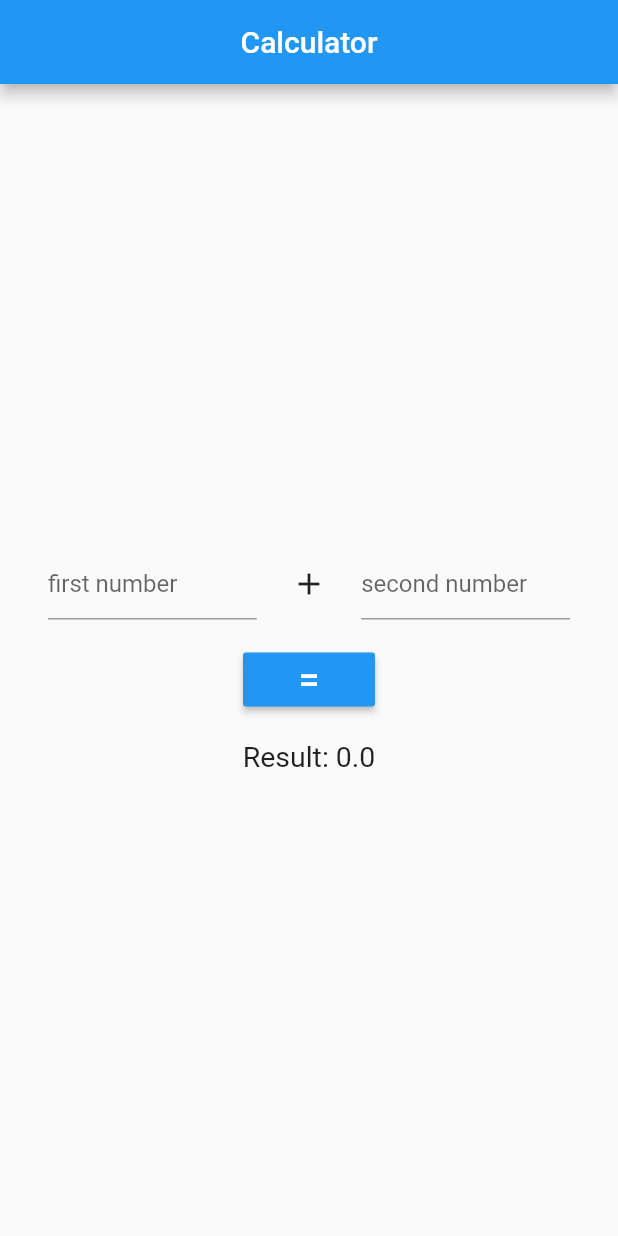
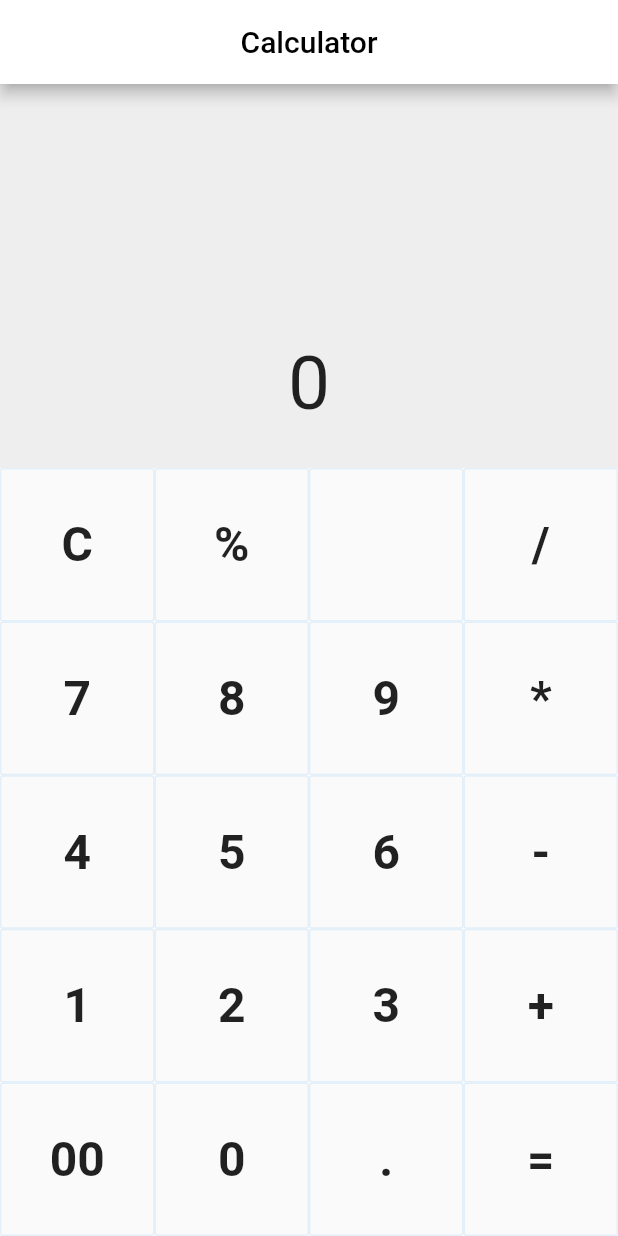
Before and after one commit to AhmedHF/Flutter-Course-Project-1, a Flutter app: the screen it shows after launch, on a phone screen of 412 x 824 dp. Run offline on Flutter 3.47's test engine with Material 2 defaults, Android fonts, the phone set to English and light mode, and no system bars.

Commit message:
edit calculater

```diff
--- a/lib/main.dart
+++ b/lib/main.dart
@@ -45,20 +45,84 @@ class MyHomePage extends StatefulWidget {
 }
 
 class _MyHomePageState extends State<MyHomePage> {
-  int _counter = 0;
-  double result = 0.0;
+  String displayNum = '0';
+  String str = '';
   double firstValue = 0.0;
   double secondValue = 0.0;
 
-  void _incrementCounter() {
+  String calcNum = '';
+  String operationSymbol = '';
+  double result;
+  bool shouldCalculate = false;
+
+  void _pressButton(String buttonText) {
     setState(() {
-      // This call to setState tells the Flutter framework that something has
-      // changed in this State, which causes it to rerun the build method below
-      // so that the display can reflect the updated values. If we changed
-      // _counter without calling setState(), then the build method would not be
-      // called again, and so nothing would appear to happen.
-      _counter++;
+      switch (buttonText) {
+        case '+':
+        case '-':
+        case '*':
+        case '/':
+        case '%':
+          str += buttonText;
+          if (shouldCalculate) {
+            _calculate();
+          } else {
+            result = double.tryParse(calcNum) ?? 0;
+            shouldCalculate = true;
+          }
+          calcNum = '';
+          operationSymbol = buttonText;
+
+          break;
+        case '=':
+          _calculate();
+          operationSymbol = '';
+          shouldCalculate = false;
+          break;
+        case 'C':
+          str = '';
+          calcNum = '';
+          displayNum = '0';
+          operationSymbol = '';
+          result = 0;
+          shouldCalculate = false;
+          break;
+        default:
+          str += buttonText;
+          calcNum += buttonText;
+          displayNum = calcNum;
+      }
     });
+  }
+
+  void _calculate() {
+    switch (operationSymbol) {
+      case '+':
+        result += double.tryParse(calcNum) ?? 0;
+        break;
+      case '-':
+        result -= double.tryParse(calcNum) ?? 0;
+        break;
+      case '*':
+        result *= double.tryParse(calcNum) ?? 0;
+        break;
+      case '/':
+        result /= double.tryParse(calcNum) ?? 0;
+        break;
+      case '%':
+        print("object");
+        // print(result as String);
+        // print(double.tryParse(calcNum));
+        // result.remainder(num.tryParse(calcNum));
+        // print("object2222");
+        result %= num.tryParse(calcNum) ?? 0;
+        break;
+      default:
+        break;
+    }
+    if (result.isNaN) result = 0;
+    calcNum = result.toString();
+    displayNum = calcNum;
   }
 
   @override
@@ -73,88 +137,192 @@ class _MyHomePageState extends State<MyHomePage> {
       appBar: AppBar(
         // Here we take the value from the MyHomePage object that was created by
         // the App.build method, and use it to set our appbar title.
-        title: Text(widget.title),
+        title: Text(
+          widget.title,
+          style: TextStyle(color: Colors.black),
+        ),
         centerTitle: true,
+        backgroundColor: Colors.white,
       ),
-      body: Center(
-        // Center is a layout widget. It takes a single child and positions it
-        // in the middle of the parent.
+      body: SafeArea(
+        child: Column(
+          crossAxisAlignment: CrossAxisAlignment.stretch,
+          children: <Widget>[
+            Expanded(
               child: Container(
-          margin: EdgeInsets.all(32),
+                color: Colors.grey[200],
+                padding: const EdgeInsets.symmetric(
+                  horizontal: 20.0,
+                ),
+                // child: Align(
+                // alignment: Alignment.bottomRight,
                 child: Column(
-            // Column is also a layout widget. It takes a list of children and
-            // arranges them vertically. By default, it sizes itself to fit its
-            // children horizontally, and tries to be as tall as its parent.
-            //
-            // Invoke "debug painting" (press "p" in the console, choose the
-            // "Toggle Debug Paint" action from the Flutter Inspector in Android
-            // Studio, or the "Toggle Debug Paint" command in Visual Studio Code)
-            // to see the wireframe for each widget.
-            //
-            // Column has various properties to control how it sizes itself and
-            // how it positions its children. Here we use mainAxisAlignment to
-            // center the children vertically; the main axis here is the vertical
-            // axis because Columns are vertical (the cross axis would be
-            // horizontal).
-            mainAxisAlignment: MainAxisAlignment.center,
-            children: <Widget>[
-              Row(
                   children: <Widget>[
                     Expanded(
                       flex: 2,
-                    child: TextField(
-                      onChanged: (v) {
-                        firstValue = double.parse(v);
-                      },
-                      keyboardType: TextInputType.number,
-                      decoration: InputDecoration(
-                        hintText: "first number",
-                      ),
-                    ),
-                  ),
-                  Expanded(flex: 1, child: Icon(Icons.add)),
-                  Expanded(
-                    flex: 2,
-                    child: TextField(
-                      onChanged: (v) {
-                        secondValue = double.parse(v);
-                      },
-                      keyboardType: TextInputType.number,
-                      decoration: InputDecoration(
-                        hintText: "second number",
-                      ),
+                      child: Wrap(
+                        children: <Widget>[
+                          Text(
+                            str,
+                            textAlign: TextAlign.justify,
+                            overflow: TextOverflow.visible,
+                            style: TextStyle(
+                              fontSize: 40.0,
                             ),
                           ),
                         ],
                       ),
-              Container(
-                margin: EdgeInsets.symmetric(vertical: 16),
-                child: RaisedButton(
-                  child: Text(
-                    '=',
-                    style: TextStyle(color: Colors.white, fontSize: 25),
                     ),
-                  onPressed: () {
-                    setState(() {
-                      result = firstValue + secondValue;
-                    });
-                  },
-                  color: Colors.blue,
+                    Expanded(
+                      flex: 1,
+                      child: Wrap(
+                        children: <Widget>[
+                          Text(
+                            displayNum,
+                            style: TextStyle(
+                              fontSize: 50.0,
                             ),
                           ),
-              Text(
-                'Result: $result',
-                style: TextStyle(fontSize: 19),
+                        ],
+                      ),
+                    ),
+                  ],
+                ),
+                // ),
+              ),
+            ),
+            Expanded(
+              flex: 2,
+              child: Column(
+                children: <Widget>[
+                  _buttonRow('C', '%', '', '/'),
+                  _buttonRow('7', '8', '9', '*'),
+                  _buttonRow('4', '5', '6', '-'),
+                  _buttonRow('1', '2', '3', '+'),
+                  _buttonRow('00', '0', '.', '='),
+                ],
+              ),
             )
           ],
         ),
       ),
-      ),
-      // floatingActionButton: FloatingActionButton(
+      // body: Center(
+      //   // Center is a layout widget. It takes a single child and positions it
+      //   // in the middle of the parent.
+      //   child: Container(
+      //     margin: EdgeInsets.all(32),
+      //     child: Column(
+      //       // Column is also a layout widget. It takes a list of children and
+      //       // arranges them vertically. By default, it sizes itself to fit its
+      //       // children horizontally, and tries to be as tall as its parent.
+      //       //
+      //       // Invoke "debug painting" (press "p" in the console, choose the
+      //       // "Toggle Debug Paint" action from the Flutter Inspector in Android
+      //       // Studio, or the "Toggle Debug Paint" command in Visual Studio Code)
+      //       // to see the wireframe for each widget.
+      //       //
+      //       // Column has various properties to control how it sizes itself and
+      //       // how it positions its children. Here we use mainAxisAlignment to
+      //       // center the children vertically; the main axis here is the vertical
+      //       // axis because Columns are vertical (the cross axis would be
+      //       // horizontal).
+      //       mainAxisAlignment: MainAxisAlignment.center,
+      //       children: <Widget>[
+      //         Row(
+      //           children: <Widget>[
+      //             Expanded(
+      //               flex: 2,
+      //               child: TextField(
+      //                 onChanged: (v) {
+      //                   firstValue = double.parse(v);
+      //                 },
+      //                 keyboardType: TextInputType.number,
+      //                 decoration: InputDecoration(
+      //                   hintText: "first number",
+      //                 ),
+      //               ),
+      //             ),
+      //             Expanded(flex: 1, child: Icon(Icons.add)),
+      //             Expanded(
+      //               flex: 2,
+      //               child: TextField(
+      //                 onChanged: (v) {
+      //                   secondValue = double.parse(v);
+      //                 },
+      //                 keyboardType: TextInputType.number,
+      //                 decoration: InputDecoration(
+      //                   hintText: "second number",
+      //                 ),
+      //               ),
+      //             ),
+      //           ],
+      //         ),
+      //         Container(
+      //           margin: EdgeInsets.symmetric(vertical: 16),
+      //           child: RaisedButton(
+      //             child: Text(
+      //               '=',
+      //               style: TextStyle(color: Colors.white, fontSize: 25),
+      //             ),
+      //             onPressed: () {
+      //               setState(() {
+      //                 result = firstValue + secondValue;
+      //               });
+      //             },
+      //             color: Colors.blue,
+      //           ),
+      //         ),
+      //         Text(
+      //           'Result: $result',
+      //           style: TextStyle(fontSize: 19),
+      //         )
+      //       ],
+      //     ),
+      //   ),
+      // ),
+      // // floatingActionButton: FloatingActionButton(
       //   onPressed: _incrementCounter,
       //   tooltip: 'Increment',
       //   child: Icon(Icons.add),
       // ), // This trailing comma makes auto-formatting nicer for build methods.
     );
   }
+
+  Widget _calcuButton(String buttonText) {
+    return Expanded(
+      child: ButtonTheme(
+        height: double.infinity,
+        child: OutlineButton(
+          onPressed: () => _pressButton(buttonText),
+          child: Text(
+            buttonText,
+            style: TextStyle(
+              fontSize: 32,
+              fontWeight: FontWeight.bold,
+            ),
+          ),
+          splashColor: Theme.of(context).primaryColor.withOpacity(0.1),
+          borderSide: BorderSide(
+            color: Theme.of(context).primaryColor.withOpacity(0.1),
+          ),
+          highlightedBorderColor:
+              Theme.of(context).primaryColor.withOpacity(0.1),
+        ),
+      ),
+    );
   }
+
+  Widget _buttonRow(String firstButton, String secondButton, String thirdButton,
+      String fourthButton) {
+    return Expanded(
+      child: Row(
+        children: <Widget>[
+          _calcuButton(firstButton),
+          _calcuButton(secondButton),
+          _calcuButton(thirdButton),
+          _calcuButton(fourthButton),
+        ],
+      ),
+    );
+  }
+}
--- a/pubspec.yaml
+++ b/pubspec.yaml
@@ -14,7 +14,7 @@ description: A new Flutter project.
 version: 1.0.0+1
 
 environment:
-  sdk: ">=2.1.0 <3.0.0"
+  sdk: ">=2.2.0 <3.0.0"
 
 dependencies:
   flutter:
```
Lines whose indentation alone changed are shown as unchanged.
